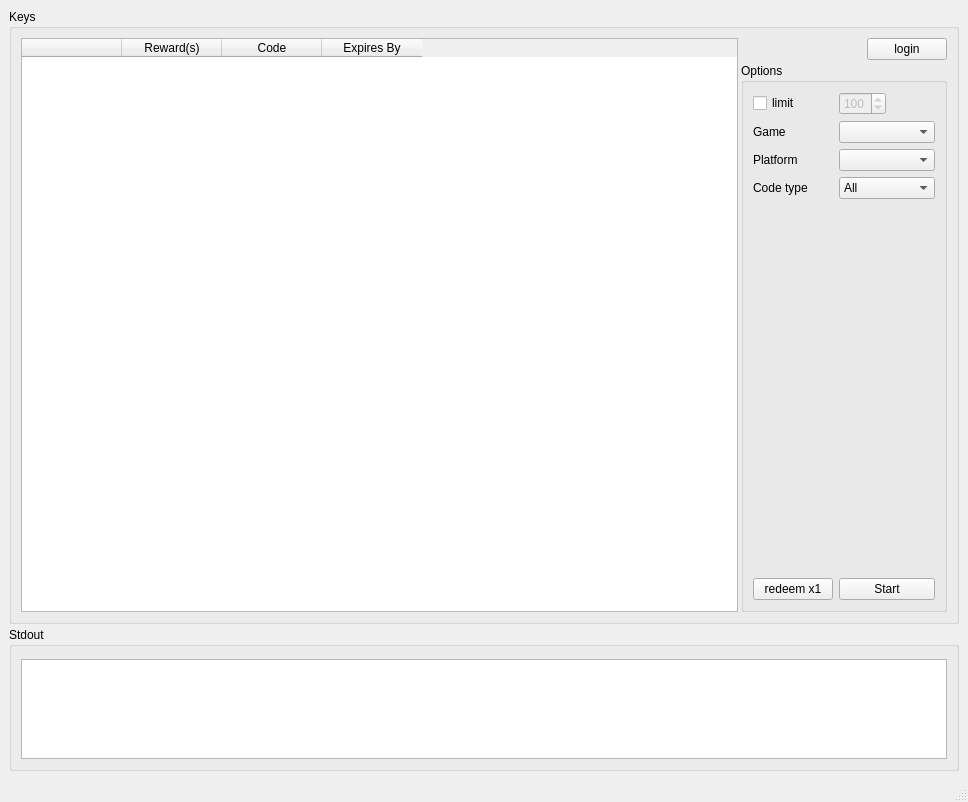
Qt form include/ui/controlwindow.ui (Fabbi/autoshift) before a commit.
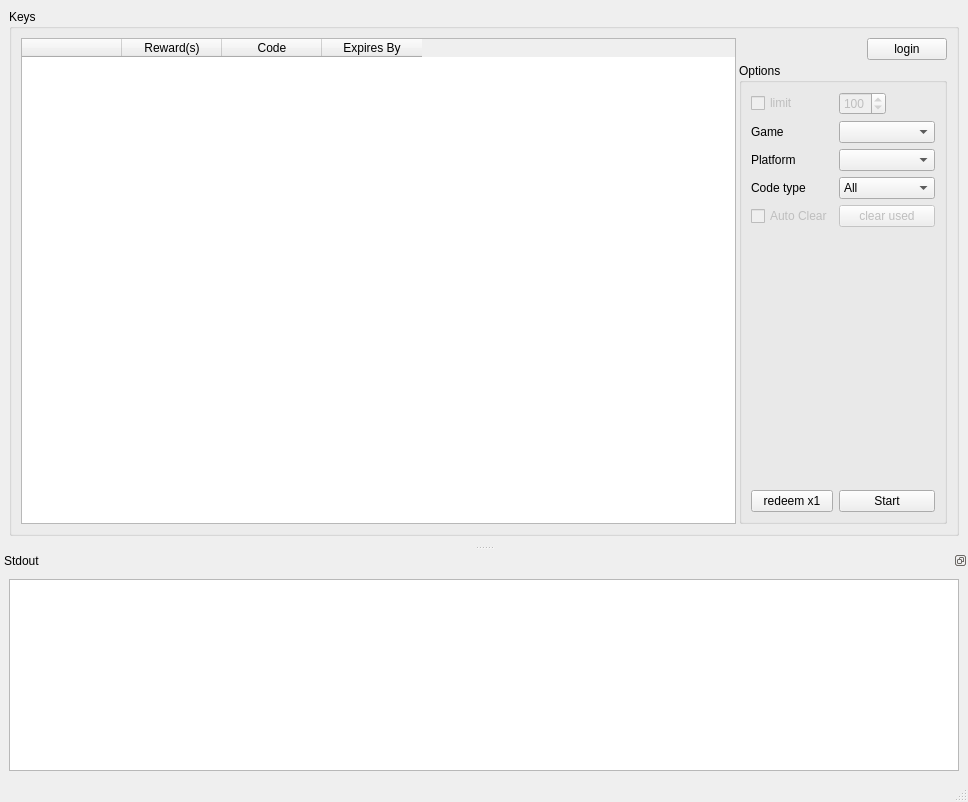
The same form after that commit. Custom widgets are drawn as their Qt base class.

Commit message: stdout now a dockable widget

```diff
--- a/include/ui/controlwindow.ui
+++ b/include/ui/controlwindow.ui
@@ -161,6 +161,9 @@
             </item>
             <item row="0" column="0">
              <widget class="QCheckBox" name="limitCB">
+              <property name="enabled">
+               <bool>false</bool>
+              </property>
               <property name="text">
                <string>limit</string>
               </property>
@@ -183,7 +186,7 @@
               </property>
              </widget>
             </item>
-            <item row="5" column="1">
+            <item row="6" column="1">
              <widget class="QPushButton" name="controlButton">
               <property name="toolTip">
                <string>Start auto redeeming</string>
@@ -224,7 +227,7 @@
               </property>
              </widget>
             </item>
-            <item row="5" column="0">
+            <item row="6" column="0">
              <widget class="QPushButton" name="redeemButton">
               <property name="toolTip">
                <string>Redeem once now</string>
@@ -234,7 +237,7 @@
               </property>
              </widget>
             </item>
-            <item row="4" column="1">
+            <item row="5" column="1">
              <spacer name="verticalSpacer">
               <property name="orientation">
                <enum>Qt::Vertical</enum>
@@ -269,6 +272,26 @@
               </item>
              </widget>
             </item>
+            <item row="4" column="0">
+             <widget class="QCheckBox" name="autoClearCB">
+              <property name="enabled">
+               <bool>false</bool>
+              </property>
+              <property name="text">
+               <string>Auto Clear</string>
+              </property>
+             </widget>
+            </item>
+            <item row="4" column="1">
+             <widget class="QPushButton" name="clearButton">
+              <property name="enabled">
+               <bool>false</bool>
+              </property>
+              <property name="text">
+               <string>clear used</string>
+              </property>
+             </widget>
+            </item>
            </layout>
           </widget>
          </item>
@@ -277,28 +300,38 @@
       </layout>
      </widget>
     </item>
-    <item>
-     <widget class="QGroupBox" name="stdout_box">
-      <property name="sizePolicy">
-       <sizepolicy hsizetype="Minimum" vsizetype="Minimum">
-        <horstretch>0</horstretch>
-        <verstretch>0</verstretch>
-       </sizepolicy>
-      </property>
-      <property name="title">
+   </layout>
+  </widget>
+  <widget class="QStatusBar" name="statusBar">
+   <property name="enabled">
+    <bool>true</bool>
+   </property>
+  </widget>
+  <widget class="QDockWidget" name="dockWidget_2">
+   <property name="minimumSize">
+    <size>
+     <width>524</width>
+     <height>143</height>
+    </size>
+   </property>
+   <property name="features">
+    <set>QDockWidget::DockWidgetFloatable|QDockWidget::DockWidgetMovable</set>
+   </property>
+   <property name="allowedAreas">
+    <set>Qt::AllDockWidgetAreas</set>
+   </property>
+   <property name="windowTitle">
        <string>Stdout</string>
       </property>
-      <layout class="QVBoxLayout" name="layout_std_out" stretch="0">
-       <property name="spacing">
-        <number>0</number>
-       </property>
-       <property name="topMargin">
-        <number>12</number>
-       </property>
+   <attribute name="dockWidgetArea">
+    <number>8</number>
+   </attribute>
+   <widget class="QWidget" name="dockWidgetContents_2">
+    <layout class="QVBoxLayout" name="verticalLayout_2">
        <item>
         <widget class="QAnsiTextEdit" name="std_out">
          <property name="sizePolicy">
-          <sizepolicy hsizetype="Minimum" vsizetype="Fixed">
+        <sizepolicy hsizetype="Minimum" vsizetype="MinimumExpanding">
            <horstretch>0</horstretch>
            <verstretch>0</verstretch>
           </sizepolicy>
@@ -312,6 +345,12 @@
          <property name="maximumSize">
           <size>
            <width>16777215</width>
+         <height>16777215</height>
+        </size>
+       </property>
+       <property name="baseSize">
+        <size>
+         <width>0</width>
            <height>100</height>
           </size>
          </property>
@@ -334,13 +373,6 @@
        </item>
       </layout>
      </widget>
-    </item>
-   </layout>
-  </widget>
-  <widget class="QStatusBar" name="statusBar">
-   <property name="enabled">
-    <bool>true</bool>
-   </property>
   </widget>
  </widget>
  <customwidgets>
```
Lines whose indentation alone changed are shown as unchanged.
